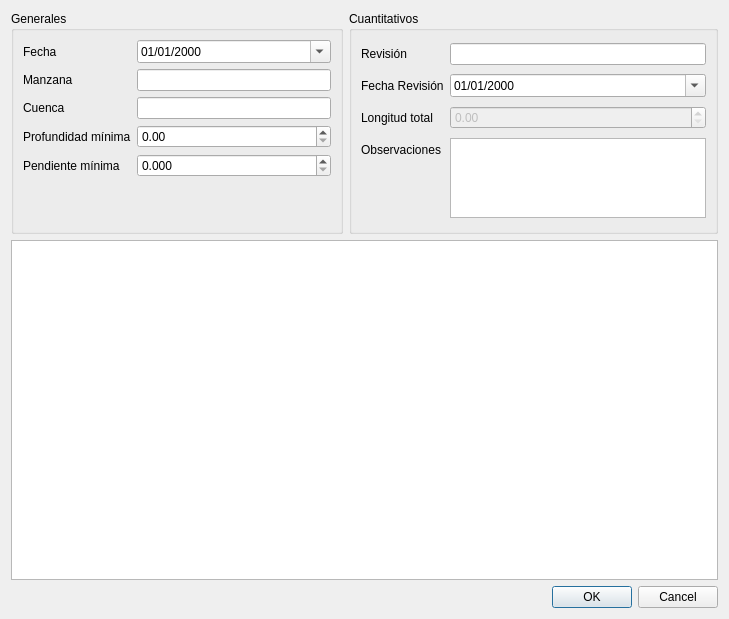
First picture: the form in resources/block_dialog.ui, repository EL-BID/ramales, before the edit.
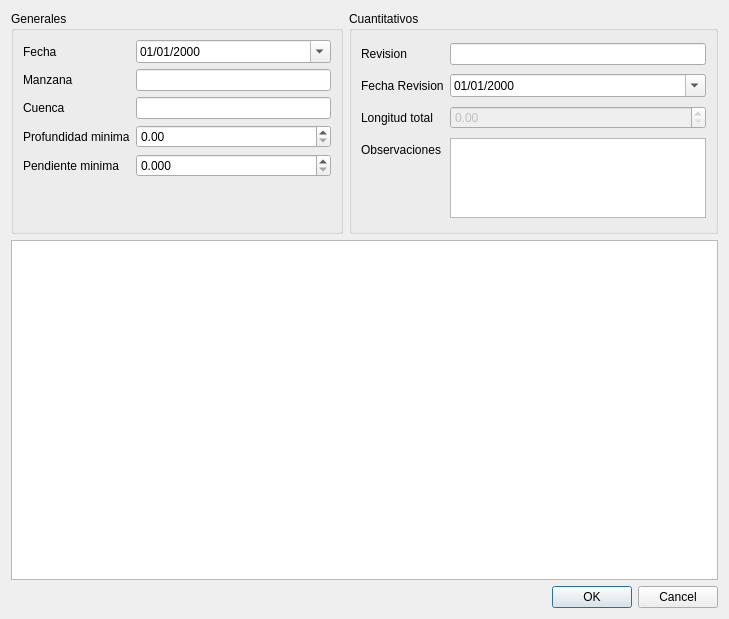
Second picture: the form after the edit.

Diff of the .ui file:
```diff
--- a/resources/block_dialog.ui
+++ b/resources/block_dialog.ui
@@ -70,7 +70,7 @@
       <item row="3" column="0">
        <widget class="QLabel" name="minDepthLabel">
         <property name="text">
-         <string>Profundidad mínima</string>
+         <string>Profundidad minima</string>
         </property>
        </widget>
       </item>
@@ -80,7 +80,7 @@
       <item row="4" column="0">
        <widget class="QLabel" name="minSlopeLabel">
         <property name="text">
-         <string>Pendiente mínima</string>
+         <string>Pendiente minima</string>
         </property>
        </widget>
       </item>
@@ -109,7 +109,7 @@
       <item row="0" column="0">
        <widget class="QLabel" name="revisionLabel">
         <property name="text">
-         <string>Revisión</string>
+         <string>Revision</string>
         </property>
        </widget>
       </item>
@@ -119,7 +119,7 @@
       <item row="1" column="0">
        <widget class="QLabel" name="revisionDateLabel">
         <property name="text">
-         <string>Fecha Revisión</string>
+         <string>Fecha Revision</string>
         </property>
        </widget>
       </item>
```
Left out of the diff: 6 changed lines with no effect on the pictures.
